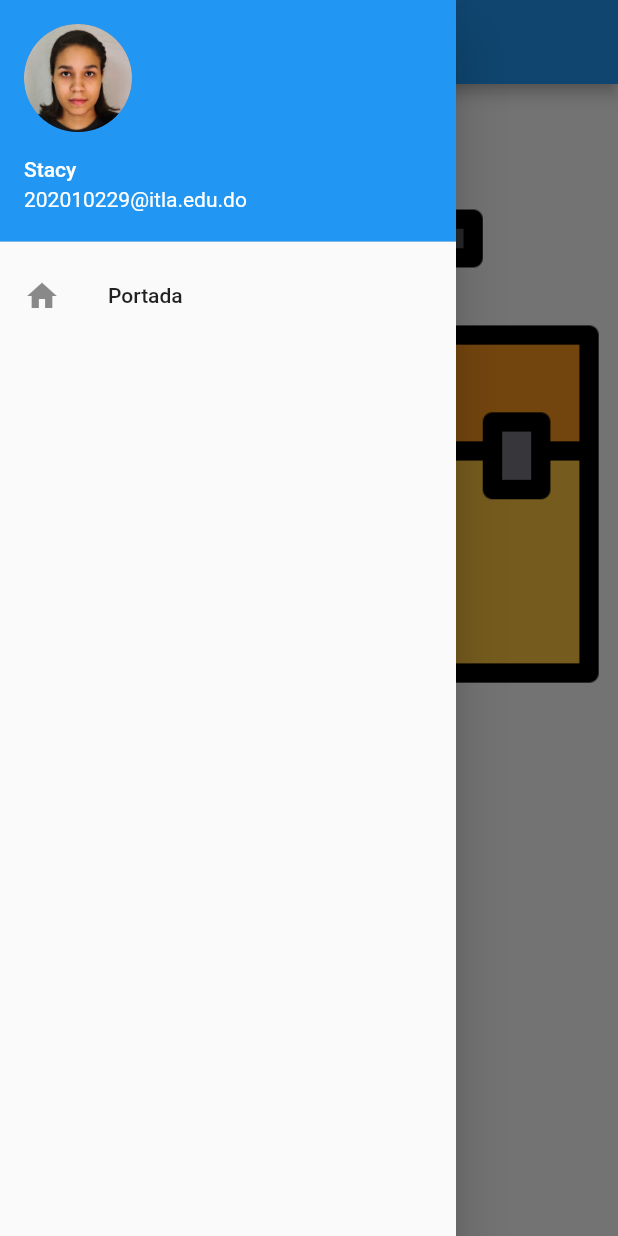
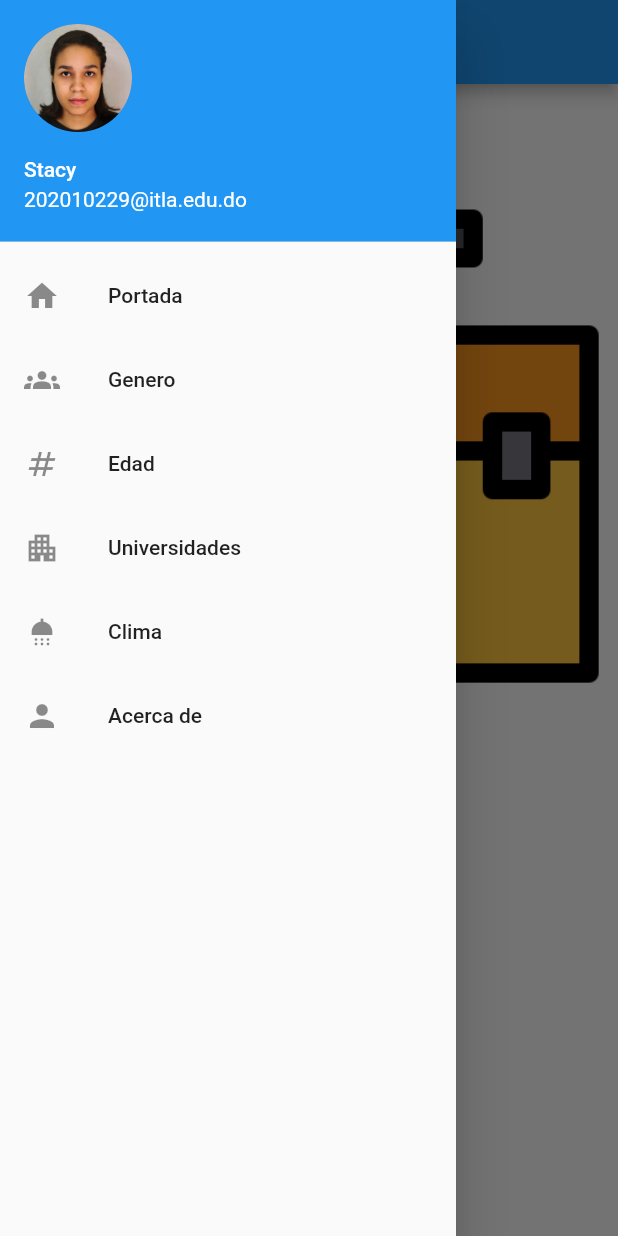
Before and after one commit to Stacy-btye/Tarea6, a Flutter app: the screen it shows after launch, with the side drawer open, on a phone screen of 412 x 824 dp. Run offline on Flutter 3.47's test engine with Material 2 defaults, Android fonts, the phone set to English and light mode, and no system bars.

Commit message:
Drawer
Drawer con todas las paginas

```diff
--- /dev/null
+++ b/lib/clima.dart
@@ -0,0 +1,25 @@
+import 'package:tarea6/drawer.dart';
+import 'package:flutter/material.dart';
+
+class Clima extends StatelessWidget {
+  const Clima({super.key});
+
+  static const String routeName = '/clima';
+
+
+  @override
+  Widget build(BuildContext context) {
+
+    return Scaffold(
+      appBar: AppBar(
+        title: const Text("Clima"),
+      ),
+      drawer: const DrawerMenu(),
+      body: Column(
+        children: [
+          Image.asset('assets/caja.png'),
+        ],
+      ),
+    );
+  }
+}
--- a/lib/drawer.dart
+++ b/lib/drawer.dart
@@ -22,6 +22,31 @@ class DrawerMenu extends StatelessWidget {
             title: const Text('Portada'),
             onTap: () => Navigator.pushReplacementNamed(context, MyApp.portada),
           ),
+          ListTile(
+            leading: const Icon(Icons.groups),
+            title: const Text('Genero'),
+            onTap: () => Navigator.pushReplacementNamed(context, MyApp.genero),
+          ),
+          ListTile(
+            leading: const Icon(Icons.numbers),
+            title: const Text('Edad'),
+            onTap: () => Navigator.pushReplacementNamed(context, MyApp.edad),
+          ),
+          ListTile(
+            leading: const Icon(Icons.apartment),
+            title: const Text('Universidades'),
+            onTap: () => Navigator.pushReplacementNamed(context, MyApp.universidades),
+          ),
+          ListTile(
+            leading: const Icon(Icons.shower),
+            title: const Text('Clima'),
+            onTap: () => Navigator.pushReplacementNamed(context, MyApp.clima),
+          ),
+          ListTile(
+            leading: const Icon(Icons.person),
+            title: const Text('Acerca de'),
+            onTap: () => Navigator.pushReplacementNamed(context, MyApp.acerca),
+          ),
         ],
       ),
     );
--- /dev/null
+++ b/lib/edad.dart
@@ -0,0 +1,25 @@
+import 'package:tarea6/drawer.dart';
+import 'package:flutter/material.dart';
+
+class Edad extends StatelessWidget {
+  const Edad({super.key});
+
+  static const String routeName = '/edad';
+
+
+  @override
+  Widget build(BuildContext context) {
+
+    return Scaffold(
+      appBar: AppBar(
+        title: const Text("Edad"),
+      ),
+      drawer: const DrawerMenu(),
+      body: Column(
+        children: [
+          Image.asset('assets/caja.png'),
+        ],
+      ),
+    );
+  }
+}
--- /dev/null
+++ b/lib/genero.dart
@@ -0,0 +1,25 @@
+import 'package:tarea6/drawer.dart';
+import 'package:flutter/material.dart';
+
+class Genero extends StatelessWidget {
+  const Genero({super.key});
+
+  static const String routeName = '/genero';
+
+
+  @override
+  Widget build(BuildContext context) {
+
+    return Scaffold(
+      appBar: AppBar(
+        title: const Text("Genero"),
+      ),
+      drawer: const DrawerMenu(),
+      body: Column(
+        children: [
+          Image.asset('assets/caja.png'),
+        ],
+      ),
+    );
+  }
+}
--- a/lib/main.dart
+++ b/lib/main.dart
@@ -1,5 +1,11 @@
 import 'package:flutter/material.dart';
 import 'package:tarea6/portada.dart';
+import 'package:tarea6/universidades.dart';
+
+import 'acerca.dart';
+import 'clima.dart';
+import 'edad.dart';
+import 'genero.dart';
 
 void main() {
   runApp(MyApp());
@@ -9,6 +15,12 @@ class MyApp extends StatelessWidget {
   const MyApp({super.key});
 
   static const String portada = Portada.routeName;
+  static const String genero = Genero.routeName;
+  static const String edad = Edad.routeName;
+  static const String universidades = Universidades.routeName;
+  static const String clima = Clima.routeName;
+  static const String acerca = Acerca.routeName;
+
 
   @override
   Widget build(BuildContext context) {
@@ -20,6 +32,12 @@ class MyApp extends StatelessWidget {
       ),
       routes:{
         portada: (context) => Portada(),
+        genero: (context) => Genero(),
+        edad: (context) => Edad(),
+        universidades: (context) => Universidades(),
+        clima: (context) => Clima(),
+        acerca: (context) => Acerca(),
+
       },
       home: Portada(),
     );
--- /dev/null
+++ b/lib/universidades.dart
@@ -0,0 +1,25 @@
+import 'package:tarea6/drawer.dart';
+import 'package:flutter/material.dart';
+
+class Universidades extends StatelessWidget {
+  const Universidades({super.key});
+
+  static const String routeName = '/universidades';
+
+
+  @override
+  Widget build(BuildContext context) {
+
+    return Scaffold(
+      appBar: AppBar(
+        title: const Text("Universidades"),
+      ),
+      drawer: const DrawerMenu(),
+      body: Column(
+        children: [
+          Image.asset('assets/caja.png'),
+        ],
+      ),
+    );
+  }
+}
```
Also changed, not shown: lib/acerca.dart (added, +41 -0 lines).
